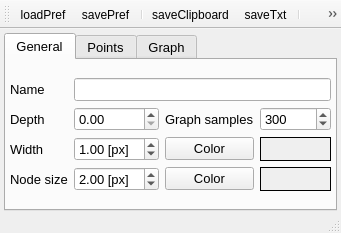
This is UIs/nLine.ui in NeutrinoToolkit/Neutrino as Qt 5 draws it before an edit. The edited form follows.
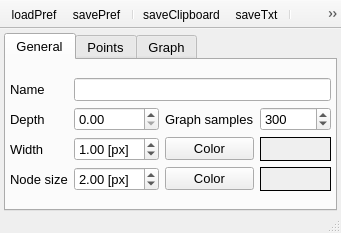
This is the edited form. Icons and pictures are not drawn. Custom widgets are drawn as their Qt base class.

What changed in the file:
```diff
--- a/UIs/nLine.ui
+++ b/UIs/nLine.ui
@@ -474,6 +474,9 @@
    <property name="windowTitle">
     <string>toolBar</string>
    </property>
+   <property name="movable">
+    <bool>false</bool>
+   </property>
    <property name="iconSize">
     <size>
      <width>16</width>
```
